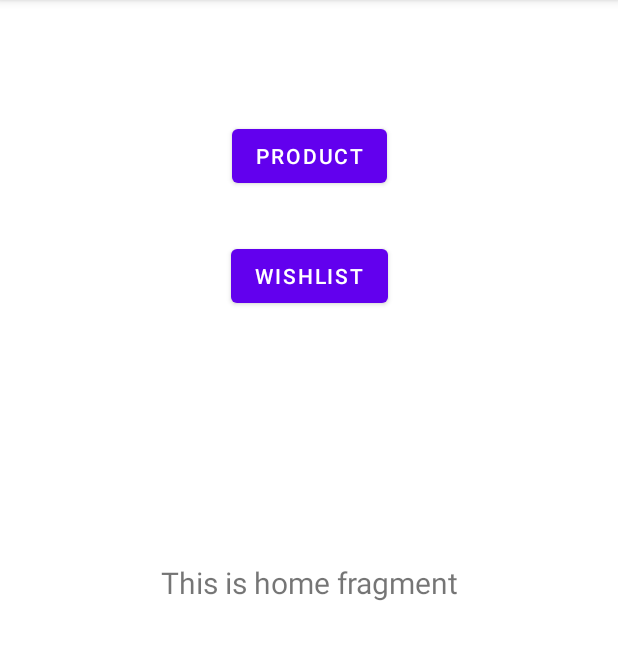
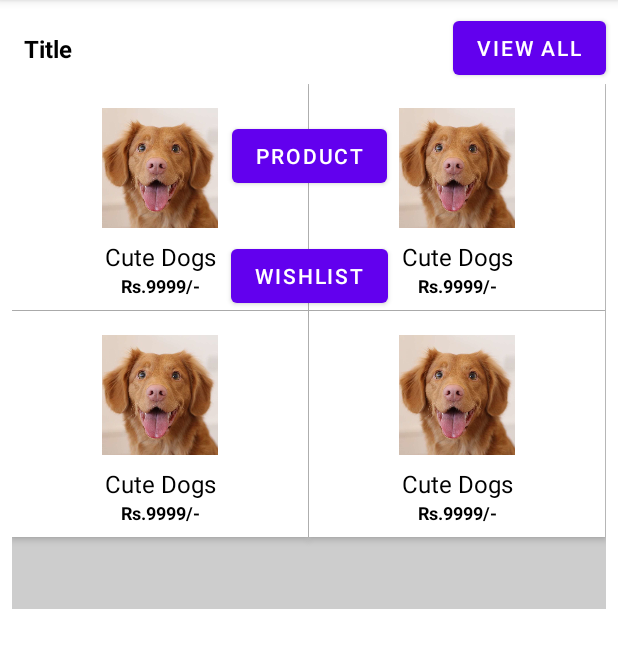
Before and after one commit to Shray-glitch/Hack36, an Android app: the screen it shows after launch once a user with an empty profile is signed in (HomeActivity), on a phone screen of 412 x 824 dp, the part 84-752 px from its top. Run offline under Robolectric (Android 15) with nearby library versions, the phone set to English and light mode, and no system bars; our stand-ins replace Firebase (no records; nobody signed in at launch, a user with empty details on screens opened directly), navigation-ui.

Commit message:
Grid Layout Working

```diff
--- /dev/null
+++ b/app/src/main/java/com/example/registerfirebase/GridProductLayoutAdapter.java
@@ -0,0 +1,57 @@
+package com.example.registerfirebase;
+
+import android.view.LayoutInflater;
+import android.view.View;
+import android.view.ViewGroup;
+import android.widget.BaseAdapter;
+import android.widget.ImageView;
+import android.widget.TextView;
+
+import java.util.List;
+
+public class GridProductLayoutAdapter extends BaseAdapter {
+
+    List<GridProductLayoutModel> gridProductLayoutModelList;
+
+    public GridProductLayoutAdapter(List<GridProductLayoutModel> gridProductLayoutModelList) {
+        this.gridProductLayoutModelList = gridProductLayoutModelList;
+    }
+
+
+    @Override
+    public int getCount() {
+
+        //// return number of items to show
+
+        return 4;
+    }
+
+    @Override
+    public Object getItem(int position) {
+        return null;
+    }
+
+    @Override
+    public long getItemId(int position) {
+        return 0;
+    }
+
+    @Override
+    public View getView(int position, View convertView, ViewGroup parent) {
+        View view;
+        if(convertView == null){
+            view = LayoutInflater.from(parent.getContext()).inflate(R.layout.grid_item_layout, null);
+            ImageView productImage = view.findViewById(R.id.product_grid_image);
+            TextView productTitle = view.findViewById(R.id.product_grid_title);
+            TextView productPrice = view.findViewById(R.id.product_grid_price);
+
+            productImage.setImageResource(gridProductLayoutModelList.get(position).getProductImage());
+            productTitle.setText(gridProductLayoutModelList.get(position).getProductTitle());
+            productPrice.setText(gridProductLayoutModelList.get(position).getProductPrice());
+        }
+        else {
+            view = convertView;
+        }
+        return view;
+    }
+}
--- /dev/null
+++ b/app/src/main/java/com/example/registerfirebase/GridProductLayoutModel.java
@@ -0,0 +1,38 @@
+package com.example.registerfirebase;
+
+public class GridProductLayoutModel {
+
+    private int productImage;
+    private String productTitle;
+    private String productPrice;
+
+    public GridProductLayoutModel(int productImage, String productTitle, String productPrice) {
+        this.productImage = productImage;
+        this.productTitle = productTitle;
+        this.productPrice = productPrice;
+    }
+
+    public int getProductImage() {
+        return productImage;
+    }
+
+    public void setProductImage(int productImage) {
+        this.productImage = productImage;
+    }
+
+    public String getProductTitle() {
+        return productTitle;
+    }
+
+    public void setProductTitle(String productTitle) {
+        this.productTitle = productTitle;
+    }
+
+    public String getProductPrice() {
+        return productPrice;
+    }
+
+    public void setProductPrice(String productPrice) {
+        this.productPrice = productPrice;
+    }
+}
--- a/app/src/main/java/com/example/registerfirebase/ui/home/HomeFragment.java
+++ b/app/src/main/java/com/example/registerfirebase/ui/home/HomeFragment.java
@@ -4,6 +4,7 @@ import android.os.Bundle;
 import android.view.LayoutInflater;
 import android.view.View;
 import android.view.ViewGroup;
+import android.widget.GridView;
 import android.widget.TextView;
 
 import androidx.annotation.NonNull;
@@ -12,7 +13,12 @@ import androidx.fragment.app.Fragment;
 import androidx.lifecycle.Observer;
 import androidx.lifecycle.ViewModelProvider;
 
+import com.example.registerfirebase.GridProductLayoutAdapter;
+import com.example.registerfirebase.GridProductLayoutModel;
 import com.example.registerfirebase.R;
+
+import java.util.ArrayList;
+import java.util.List;
 
 public class HomeFragment extends Fragment {
 
@@ -20,16 +26,36 @@ public class HomeFragment extends Fragment {
 
     public View onCreateView(@NonNull LayoutInflater inflater,
                              ViewGroup container, Bundle savedInstanceState) {
-        homeViewModel =
-                new ViewModelProvider(this).get(HomeViewModel.class);
-        View root = inflater.inflate(R.layout.fragment_home, container, false);
-        final TextView textView = root.findViewById(R.id.text_home);
-        homeViewModel.getText().observe(getViewLifecycleOwner(), new Observer<String>() {
-            @Override
-            public void onChanged(@Nullable String s) {
-                textView.setText(s);
-            }
-        });
-        return root;
+//        homeViewModel =
+//                new ViewModelProvider(this).get(HomeViewModel.class);
+//        View root = inflater.inflate(R.layout.fragment_home, container, false);
+//        final TextView textView = root.findViewById(R.id.text_home);
+//        homeViewModel.getText().observe(getViewLifecycleOwner(), new Observer<String>() {
+//            @Override
+//            public void onChanged(@Nullable String s) {
+//                textView.setText(s);
+//            }
+//        });
+//        return root;
+
+        View view = inflater.inflate(R.layout.fragment_home, container, false);
+
+        List<GridProductLayoutModel> gridProductLayoutModelList = new ArrayList<>();
+        gridProductLayoutModelList.add(new GridProductLayoutModel(R.drawable.dogs,"Cute Dogs", "Rs.9999/-"));
+        gridProductLayoutModelList.add(new GridProductLayoutModel(R.drawable.dogs,"Cute Dogs", "Rs.9999/-"));
+        gridProductLayoutModelList.add(new GridProductLayoutModel(R.drawable.dogs,"Cute Dogs", "Rs.9999/-"));
+        gridProductLayoutModelList.add(new GridProductLayoutModel(R.drawable.dogs,"Cute Dogs", "Rs.9999/-"));
+//        gridProductLayoutModelList.add(new GridProductLayoutModel(R.drawable.dogs,"Cute Dogs", "Rs.9999/-"));
+//        gridProductLayoutModelList.add(new GridProductLayoutModel(R.drawable.dogs,"Cute Dogs", "Rs.9999/-"));
+
+
+        /////// Grid Product
+        TextView gridLayoutTitle = view.findViewById(R.id.grid_layout_title);
+        GridView gridView = view.findViewById(R.id.grid_product_layout_gridview);
+
+        gridView.setAdapter(new GridProductLayoutAdapter(gridProductLayoutModelList));
+
+        return view;
+
     }
 }
--- a/app/src/main/res/layout/fragment_home.xml
+++ b/app/src/main/res/layout/fragment_home.xml
@@ -6,17 +6,36 @@
     android:layout_height="match_parent"
     tools:context=".ui.home.HomeFragment">
 
-    <TextView
-        android:id="@+id/text_home"
+<!--    <TextView-->
+<!--        android:id="@+id/text_home"-->
+<!--        android:layout_width="match_parent"-->
+<!--        android:layout_height="wrap_content"-->
+<!--        android:layout_marginStart="8dp"-->
+<!--        android:layout_marginTop="8dp"-->
+<!--        android:layout_marginEnd="8dp"-->
+<!--        android:textAlignment="center"-->
+<!--        android:textSize="20sp"-->
+<!--        app:layout_constraintBottom_toBottomOf="parent"-->
+<!--        app:layout_constraintEnd_toEndOf="parent"-->
+<!--        app:layout_constraintStart_toStartOf="parent"-->
+<!--        app:layout_constraintTop_toTopOf="parent"-->
+<!--        android:gravity="center_horizontal" />-->
+    <LinearLayout
         android:layout_width="match_parent"
-        android:layout_height="wrap_content"
-        android:layout_marginStart="8dp"
-        android:layout_marginTop="8dp"
-        android:layout_marginEnd="8dp"
-        android:textAlignment="center"
-        android:textSize="20sp"
-        app:layout_constraintBottom_toBottomOf="parent"
-        app:layout_constraintEnd_toEndOf="parent"
-        app:layout_constraintStart_toStartOf="parent"
-        app:layout_constraintTop_toTopOf="parent" />
+        android:layout_height="match_parent"
+        android:orientation="vertical"
+        tools:layout_editor_absoluteX="241dp"
+        tools:layout_editor_absoluteY="199dp">
+
+        <LinearLayout
+            android:layout_width="match_parent"
+            android:layout_height="wrap_content" >
+            <include layout="@layout/grid_product_layout"/>
+
+
+        </LinearLayout>
+
+
+    </LinearLayout>
+
 </androidx.constraintlayout.widget.ConstraintLayout>
--- /dev/null
+++ b/app/src/main/res/layout/grid_item_layout.xml
@@ -0,0 +1,62 @@
+<?xml version="1.0" encoding="utf-8"?>
+<androidx.constraintlayout.widget.ConstraintLayout xmlns:android="http://schemas.android.com/apk/res/android"
+    xmlns:app="http://schemas.android.com/apk/res-auto"
+    xmlns:tools="http://schemas.android.com/tools"
+    android:background="@color/cardview_light_background"
+    android:layout_margin="4dp"
+    android:elevation="3dp"
+    android:layout_width="wrap_content"
+    android:layout_height="wrap_content">
+
+    <ImageView
+        android:id="@+id/product_grid_image"
+        android:layout_width="80dp"
+        android:layout_height="80dp"
+        android:layout_marginStart="16dp"
+        android:layout_marginLeft="16dp"
+        android:layout_marginTop="16dp"
+        android:layout_marginEnd="16dp"
+        android:layout_marginRight="16dp"
+        app:layout_constraintEnd_toEndOf="parent"
+        app:layout_constraintStart_toStartOf="parent"
+        app:layout_constraintTop_toTopOf="parent"
+        app:srcCompat="@drawable/dogs" />
+
+    <TextView
+        android:id="@+id/product_grid_title"
+        android:layout_width="wrap_content"
+        android:layout_height="wrap_content"
+        android:layout_marginStart="8dp"
+        android:layout_marginLeft="8dp"
+        android:layout_marginTop="8dp"
+        android:layout_marginEnd="8dp"
+        android:layout_marginRight="8dp"
+        android:text="Cute Dogs"
+        android:textSize="16dp"
+        android:textAlignment="center"
+        android:textColor="#000000"
+        app:layout_constraintEnd_toEndOf="parent"
+        app:layout_constraintStart_toStartOf="parent"
+        app:layout_constraintTop_toBottomOf="@+id/product_grid_image"
+        android:gravity="center_horizontal" />
+
+    <TextView
+        android:id="@+id/product_grid_price"
+        android:layout_width="wrap_content"
+        android:layout_height="wrap_content"
+        android:layout_marginStart="8dp"
+        android:layout_marginLeft="8dp"
+        android:layout_marginEnd="8dp"
+        android:layout_marginRight="8dp"
+        android:layout_marginBottom="8dp"
+        android:text="Rs.9999/-"
+        android:textSize="12dp"
+        android:textAlignment="center"
+        android:textColor="#000000"
+        android:textStyle="bold"
+        app:layout_constraintBottom_toBottomOf="parent"
+        app:layout_constraintEnd_toEndOf="parent"
+        app:layout_constraintStart_toStartOf="parent"
+        app:layout_constraintTop_toBottomOf="@+id/product_grid_title"
+        android:gravity="center_horizontal" />
+</androidx.constraintlayout.widget.ConstraintLayout>
--- /dev/null
+++ b/app/src/main/res/layout/grid_product_layout.xml
@@ -0,0 +1,53 @@
+<?xml version="1.0" encoding="utf-8"?>
+<androidx.constraintlayout.widget.ConstraintLayout
+    xmlns:android="http://schemas.android.com/apk/res/android"
+    xmlns:app="http://schemas.android.com/apk/res-auto"
+    xmlns:tools="http://schemas.android.com/tools"
+    android:elevation="3dp"
+    android:background="@color/cardview_light_background"
+    android:layout_width="match_parent"
+    android:layout_height="wrap_content">
+
+    <TextView
+        android:id="@+id/grid_layout_title"
+        android:layout_width="wrap_content"
+        android:layout_height="wrap_content"
+        android:layout_marginStart="16dp"
+        android:layout_marginLeft="16dp"
+        android:text="Title"
+        android:textSize="16sp"
+        android:textColor="#000000"
+        android:textStyle="bold"
+        app:layout_constraintBottom_toBottomOf="@+id/button"
+        app:layout_constraintStart_toStartOf="parent"
+        app:layout_constraintTop_toTopOf="@+id/button" />
+
+    <Button
+        android:id="@+id/button"
+        android:layout_width="wrap_content"
+        android:layout_height="wrap_content"
+        android:layout_marginTop="8dp"
+        android:layout_marginEnd="8dp"
+        android:layout_marginRight="8dp"
+        android:text="View All"
+        app:layout_constraintEnd_toEndOf="parent"
+        app:layout_constraintTop_toTopOf="parent" />
+
+    <GridView
+        android:id="@+id/grid_product_layout_gridview"
+        android:layout_width="0dp"
+        android:layout_height="350dp"
+        android:layout_marginStart="8dp"
+        android:layout_marginLeft="8dp"
+        android:layout_marginEnd="8dp"
+        android:layout_marginRight="8dp"
+        android:layout_marginBottom="8dp"
+        android:background="#CDCDCD"
+        android:horizontalSpacing="1dp"
+        android:numColumns="2"
+        android:verticalSpacing="1dp"
+        app:layout_constraintBottom_toBottomOf="parent"
+        app:layout_constraintEnd_toEndOf="parent"
+        app:layout_constraintStart_toStartOf="parent"
+        app:layout_constraintTop_toBottomOf="@+id/button" />
+</androidx.constraintlayout.widget.ConstraintLayout>
```
